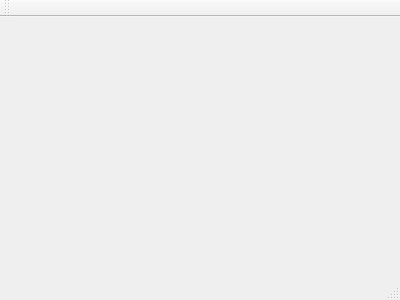
Above: 07_Second_Window/07_Second_Window/mainwindow.ui from wildenali/Belajar-GUI-dengan-QtCreator before the change. Below: the same form after it.
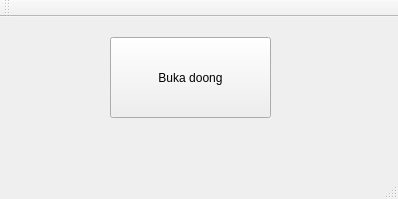
That is the form after the change.

The edit to the form file:
```diff
--- a/07_Second_Window/07_Second_Window/mainwindow.ui
+++ b/07_Second_Window/07_Second_Window/mainwindow.ui
@@ -1,24 +1,53 @@
 <ui version="4.0">
  <class>MainWindow</class>
- <widget class="QMainWindow" name="MainWindow" >
-  <property name="geometry" >
+ <widget class="QMainWindow" name="MainWindow">
+  <property name="geometry">
    <rect>
     <x>0</x>
     <y>0</y>
-    <width>400</width>
-    <height>300</height>
+    <width>398</width>
+    <height>199</height>
    </rect>
   </property>
   <property name="windowTitle" >
    <string>MainWindow</string>
   </property>
-  <widget class="QMenuBar" name="menuBar" />
-  <widget class="QToolBar" name="mainToolBar" />
-  <widget class="QWidget" name="centralWidget" />
-  <widget class="QStatusBar" name="statusBar" />
+  <widget class="QWidget" name="centralWidget">
+   <widget class="QPushButton" name="pushButton">
+    <property name="geometry">
+     <rect>
+      <x>110</x>
+      <y>20</y>
+      <width>161</width>
+      <height>81</height>
+     </rect>
+    </property>
+    <property name="text">
+     <string>Buka doong</string>
+    </property>
+   </widget>
+  </widget>
+  <widget class="QMenuBar" name="menuBar">
+   <property name="geometry">
+    <rect>
+     <x>0</x>
+     <y>0</y>
+     <width>398</width>
+     <height>25</height>
+    </rect>
+   </property>
+  </widget>
+  <widget class="QToolBar" name="mainToolBar">
+   <attribute name="toolBarArea">
+    <enum>TopToolBarArea</enum>
+   </attribute>
+   <attribute name="toolBarBreak">
+    <bool>false</bool>
+   </attribute>
+  </widget>
+  <widget class="QStatusBar" name="statusBar"/>
  </widget>
- <layoutDefault spacing="6" margin="11" />
- <pixmapfunction></pixmapfunction>
+ <layoutdefault spacing="6" margin="11"/>
  <resources/>
  <connections/>
 </ui>
```
Left out of the diff: 3 changed lines with no effect on the pictures.
